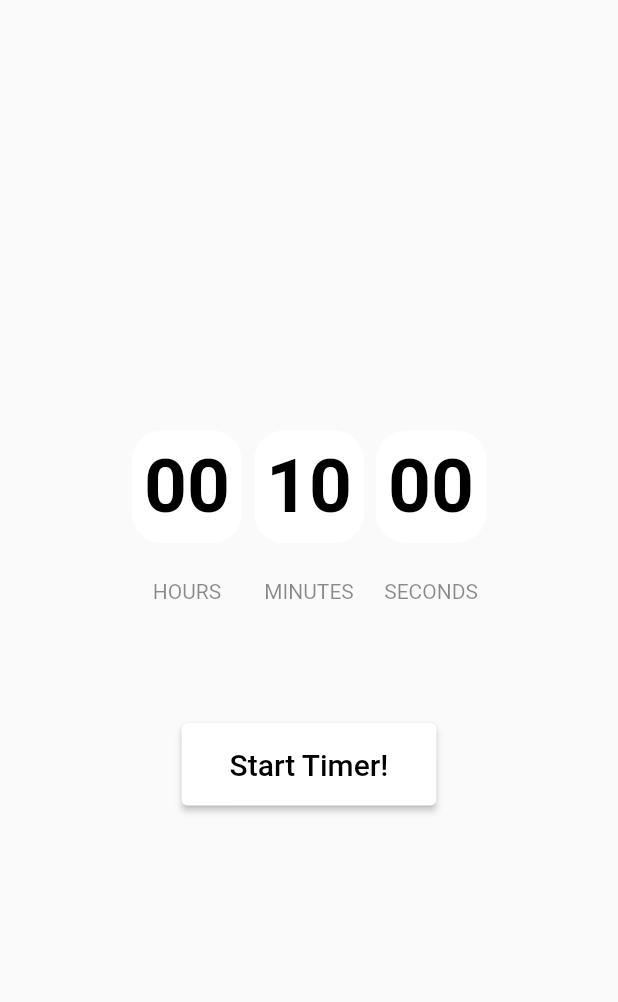
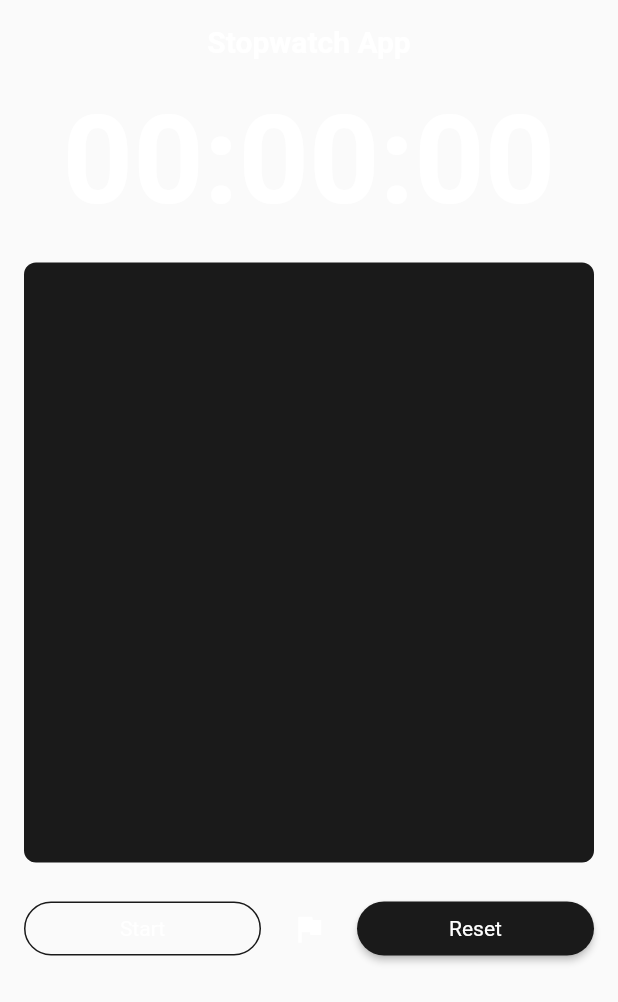
Before and after one commit to Dhruman2442/Fresh-Wake, a Flutter app: the StopWatchTimerPage widget shown alone on an empty page, opened directly, on a phone screen of 412 x 824 dp. Shown: the top 1002 px of the screen. Run offline on Flutter 3.47's test engine with Material 2 defaults, Android fonts, the phone set to English and light mode, and no system bars; our stand-ins replace analog_clock, curved_navigation_bar, get_storage, google_fonts, lottie, splashscreen; accounts and stored records are empty.

```diff
--- a/lib/Alarm/Home-page.dart
+++ b/lib/Alarm/Home-page.dart
@@ -9,7 +9,7 @@ import 'package:fresh_wake/Widgets.dart';
 
 int _currentIndex = 0;
 late String valueText;
-final Listkey = Key("ListKey");
+final Listkey = const Key("ListKey");
 bool _showAgentsContainer = true;
 bool _showNewsContainer = false;
 
@@ -44,6 +44,7 @@ class _HomePageState extends State<HomePage> {
           }));
         },
       ),
+      floatingActionButtonLocation: FloatingActionButtonLocation.centerFloat,
       backgroundColor: Colors.black,
       body: SafeArea(
         child: SingleChildScrollView(
@@ -55,7 +56,7 @@ class _HomePageState extends State<HomePage> {
                 child: HomePageWidget(),
               ),
               Visibility(
-                  visible: _showNewsContainer, child: StopWatchTimerPage()),
+                  visible: _showNewsContainer, child: const StopWatchTimerPage()),
             ],
           )),
         ),
@@ -256,134 +257,182 @@ class StopWatchTimerPage extends StatefulWidget {
 }
 
 class _StopWatchTimerPageState extends State<StopWatchTimerPage> {
-  static const countdownDuration = Duration(minutes: 10);
-  Duration duration = const Duration();
+  int seconds = 0, minutes = 0, hours = 0;
+  String digitSeconds = "00", digitMinutes = "00", digitHours = "00";
   Timer? timer;
+  bool started = false;
+  List laps = [];
 
-  bool countDown = true;
+  //creating the stop timer
 
-  @override
-  void initState() {
-    super.initState();
-    reset();
-  }
-
-  void reset() {
-    if (countDown) {
-      setState(() => duration = countdownDuration);
-    } else {
-      setState(() => duration = const Duration());
-    }
-  }
-
-  void startTimer() {
-    timer = Timer.periodic(const Duration(seconds: 1), (_) => addTime());
-  }
-
-  void addTime() {
-    final addSeconds = countDown ? -1 : 1;
+  void stop() {
+    timer!.cancel();
     setState(() {
-      final seconds = duration.inSeconds + addSeconds;
-      if (seconds < 0) {
-        timer?.cancel();
-      } else {
-        duration = Duration(seconds: seconds);
-      }
+      started = false;
     });
   }
 
-  void stopTimer({bool resets = true}) {
-    if (resets) {
-      reset();
+  //creating reset function\
+
+  void reset() {
+    timer!.cancel();
+    setState(() {
+      seconds = 0;
+      minutes = 0;
+      hours = 0;
+
+      digitSeconds = "00";
+      digitMinutes = "00";
+      digitHours = "00";
+      started = false;
+    });
   }
-    setState(() => timer?.cancel());
+
+  void addLaps() {
+    String lap = "$digitHours:$digitMinutes:$digitSeconds";
+    setState(() {
+      laps.add(lap);
+    });
+  }
+
+  //creating the start timer function
+  void start() {
+    started = true;
+    timer = Timer.periodic(const Duration(seconds: 1), (timer) {
+      int localSeconds = seconds + 1;
+      int localMinutes = minutes;
+      int localHours = hours;
+
+      if (localSeconds > 59) {
+        if (localMinutes > 59) {
+          localHours++;
+          localMinutes = 0;
+        } else {
+          localMinutes++;
+          localSeconds = 0;
+        }
+      }
+      setState(() {
+        seconds = localSeconds;
+        minutes = localMinutes;
+        hours = localHours;
+
+        digitSeconds = (seconds >= 10) ? "$seconds" : "0$seconds";
+        digitMinutes = (minutes >= 10) ? "$minutes" : "0$minutes";
+        digitHours = (hours >= 10) ? "$hours" : "0$hours";
+      });
+    });
   }
 
   @override
-  Widget build(BuildContext context) => Center(
+  Widget build(BuildContext context) {
+    return Padding(
+        padding: const EdgeInsets.all(16.0),
         child: Column(
-          mainAxisAlignment: MainAxisAlignment.center,
           children: [
-            buildTime(),
+            const Center(
+              child: Text(
+                "Stopwatch App",
+                style: TextStyle(
+                    color: Colors.white,
+                    fontSize: 20.0,
+                    fontWeight: FontWeight.w600),
+              ),
+            ),
             const SizedBox(
-              height: 80,
+              height: 20.0,
             ),
-            buildButtons()
+            Center(
+              child: Text(
+                "$digitHours:$digitMinutes:$digitSeconds",
+                style: const TextStyle(
+                    color: Colors.white,
+                    fontSize: 82.0,
+                    fontWeight: FontWeight.w600),
+              ),
+            ),
+            const SizedBox(
+              height: 20.0,
+            ),
+            Container(
+              height: 400.0,
+              decoration: BoxDecoration(
+                  color: const Color(0xFF1A1A1A),
+                  borderRadius: BorderRadius.circular(8)),
+              //now let's add a list builder
+
+              child: ListView.builder(
+                itemCount: laps.length,
+                itemBuilder: (context, index) {
+                  return Padding(
+                    padding: const EdgeInsets.all(16.0),
+                    child: Row(
+                      mainAxisAlignment: MainAxisAlignment.spaceBetween,
+                      children: [
+                        Text(
+                          'Lap ${index + 1}',
+                          style: const TextStyle(
+                            color: Colors.white,
+                            fontSize: 16.0,
+                          ),
+                        ),
+                        Text(
+                          "${laps[index]}",
+                          style: const TextStyle(color: Colors.white, fontSize: 16.0),
+                        )
                       ],
                     ),
                   );
-
-  Widget buildTime() {
-    String twoDigits(int n) => n.toString().padLeft(2, '0');
-    final hours = twoDigits(duration.inHours);
-    final minutes = twoDigits(duration.inMinutes.remainder(60));
-    final seconds = twoDigits(duration.inSeconds.remainder(60));
-    return Row(mainAxisAlignment: MainAxisAlignment.center, children: [
-      buildTimeCard(time: hours, header: 'HOURS'),
+                },
+              ),
+            ),
+            const SizedBox(
+              height: 20.0,
+            ),
+            Row(
+              mainAxisAlignment: MainAxisAlignment.spaceBetween,
+              children: [
+                Expanded(
+                  child: RawMaterialButton(
+                    onPressed: () {
+                      (!started) ? start() : stop();
+                    },
+                    shape: const StadiumBorder(
+                        side: BorderSide(color: Color(0xFF1A1A1A))),
+                    child: Text(
+                      (!started) ? "Start" : "Pause",
+                      style: const TextStyle(color: Colors.white),
+                    ),
+                  ),
+                ),
+                const SizedBox(
+                  width: 8.0,
+                ),
+                IconButton(
+                    color: Colors.white,
+                    onPressed: () {
+                      addLaps();
+                    },
+                    icon: const Icon(Icons.flag)),
                 const SizedBox(
                   width: 8,
                 ),
-      buildTimeCard(time: minutes, header: 'MINUTES'),
-      const SizedBox(
-        width: 8,
+                Expanded(
+                    child: RawMaterialButton(
+                  onPressed: () {
+                    reset();
+                  },
+                  fillColor: const Color(0xFF1A1A1A),
+                  shape: const StadiumBorder(),
+                  child: const Text(
+                    "Reset",
+                    style: TextStyle(color: Colors.white),
                   ),
-      buildTimeCard(time: seconds, header: 'SECONDS'),
-    ]);
-  }
-
-  Widget buildTimeCard({required String time, required String header}) =>
-      GestureDetector(
-        onTap: () {},
-        child: Column(
-          mainAxisAlignment: MainAxisAlignment.center,
-          children: [
-            Container(
-              padding: const EdgeInsets.all(8),
-              decoration: BoxDecoration(
-                  color: Colors.white, borderRadius: BorderRadius.circular(20)),
-              child: Text(
-                time,
-                style: const TextStyle(
-                    fontWeight: FontWeight.bold,
-                    color: Colors.black,
-                    fontSize: 50),
-              ),
-            ),
-            const SizedBox(
-              height: 24,
-            ),
-            Text(header, style: const TextStyle(color: Colors.black45)),
-          ],
-        ),
-      );
-
-  Widget buildButtons() {
-    final isRunning = timer == null ? false : timer!.isActive;
-    final isCompleted = duration.inSeconds == 0;
-    return isRunning || isCompleted
-        ? Row(
-            mainAxisAlignment: MainAxisAlignment.center,
-            children: [
-              ButtonWidget(
-                  text: 'STOP',
-                  onClicked: () {
-                    if (isRunning) {
-                      stopTimer(resets: false);
-                    }
-                  }),
-              const SizedBox(
-                width: 12,
-              ),
-              ButtonWidget(text: "CANCEL", onClicked: stopTimer),
+                ))
               ],
             )
-        : ButtonWidget(
-            text: "Start Timer!",
-            color: Colors.black,
-            backgroundColor: Colors.white,
-            onClicked: () {
-              startTimer();
-            });
+          ],
+        ));
   }
 }
 
```
Also changed, not shown: lib/Alarm/Alarm-Page.dart (+37 -7 lines), lib/Alarm/Login.dart (+23 -28 lines), lib/Alarm/Profile-Page.dart (+0 -13 lines), lib/Alarm/theme.dart (added, +8 -0 lines), lib/Widgets.dart (+13 -0 lines). Lines whose indentation alone changed are shown as unchanged.
